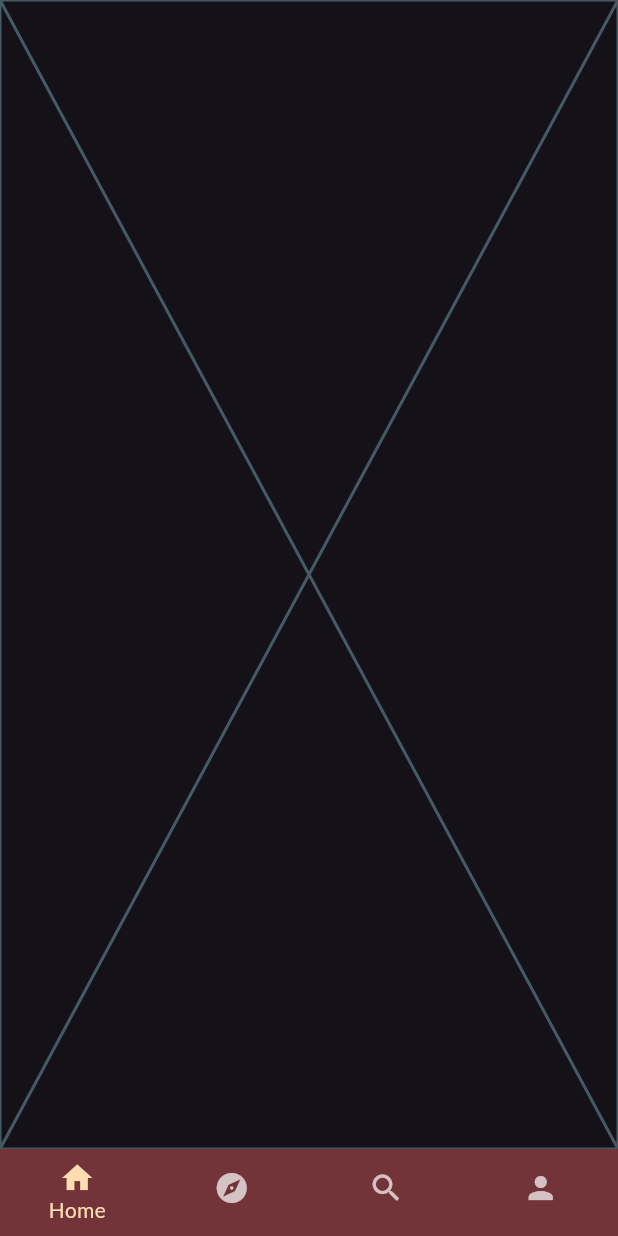
After one commit to MHibriziF/Movie-App, a Flutter app: the MainPage screen opened directly, on a phone screen of 412 x 824 dp. The commit adds this screen. Run offline on Flutter 3.47's test engine with Material 3 defaults, Android fonts, the phone set to English and light mode, and no system bars; our stand-ins replace carousel_slider, envied, google_fonts, hive, hive_flutter; accounts and stored records are empty; generated files the repository leaves out were written again; network calls fail.

Commit message:
Add bottom navigation bar, add some new screens, and refactor screens

```diff
--- a/lib/main.dart
+++ b/lib/main.dart
@@ -1,7 +1,7 @@
 import 'package:flutter/material.dart';
 import 'package:google_fonts/google_fonts.dart';
-import 'package:movie_app/screens/homepage_screen.dart';
-import 'screens/starting_page.dart';
+import 'package:movie_app/screens/mainscreens/main_screen.dart';
+import 'screens/startscreens/starting_page.dart';
 import 'package:hive_flutter/hive_flutter.dart';
 
 final kColorScheme = ColorScheme.fromSeed(
@@ -43,7 +43,7 @@ class MyApp extends StatelessWidget {
       title: 'Movie App',
       theme: kTheme,
       home: isLoggedIn
-          ? const HomePage(title: "Tes")
+          ? const MainPage(title: "Tes")
           : const StartingPage(title: "StartingPage"),
     );
   }
--- /dev/null
+++ b/lib/screens/mainscreens/home_screen.dart
@@ -0,0 +1,15 @@
+import 'package:flutter/material.dart';
+
+class HomeScreen extends StatefulWidget {
+  const HomeScreen({super.key});
+
+  @override
+  State<HomeScreen> createState() => _HomeScreenState();
+}
+
+class _HomeScreenState extends State<HomeScreen> {
+  @override
+  Widget build(BuildContext context) {
+    return const Placeholder();
+  }
+}
--- /dev/null
+++ b/lib/screens/mainscreens/main_screen.dart
@@ -0,0 +1,51 @@
+import 'package:flutter/material.dart';
+import 'package:movie_app/screens/mainscreens/discover_screen.dart';
+import 'package:movie_app/screens/mainscreens/home_screen.dart';
+import 'package:movie_app/screens/mainscreens/profile_screen.dart';
+import 'package:movie_app/screens/mainscreens/search.dart';
+
+class MainPage extends StatefulWidget {
+  const MainPage({super.key, required this.title});
+
+  final String title;
+
+  @override
+  State<MainPage> createState() => _MainPageState();
+}
+
+class _MainPageState extends State<MainPage> {
+  int _navigationIndex = 0;
+  final List<Widget> _screens = [
+    HomeScreen(),
+    DiscoverScreen(),
+    SearchScreen(),
+    ProfileScreen(),
+  ];
+  @override
+  Widget build(BuildContext context) {
+    return Scaffold(
+      body: IndexedStack(
+        index: _navigationIndex,
+        children: _screens,
+      ),
+      bottomNavigationBar: BottomNavigationBar(
+        onTap: (index) {
+          setState(() {
+            _navigationIndex = index;
+          });
+        },
+        backgroundColor: Theme.of(context).colorScheme.primaryContainer,
+        selectedItemColor: Theme.of(context).colorScheme.onTertiaryContainer,
+        showUnselectedLabels: false,
+        currentIndex: _navigationIndex,
+        type: BottomNavigationBarType.fixed,
+        items: const <BottomNavigationBarItem>[
+          BottomNavigationBarItem(icon: Icon(Icons.home), label: 'Home'),
+          BottomNavigationBarItem(icon: Icon(Icons.explore), label: 'Discover'),
+          BottomNavigationBarItem(icon: Icon(Icons.search), label: 'Search'),
+          BottomNavigationBarItem(icon: Icon(Icons.person), label: 'Profile'),
+        ],
+      ),
+    );
+  }
+}
--- a/lib/screens/login_screen.dart
+++ b/lib/screens/startscreens/login_screen.dart
@@ -1,5 +1,5 @@
 import 'package:flutter/material.dart';
-import 'package:movie_app/screens/homepage_screen.dart';
+import 'package:movie_app/screens/mainscreens/main_screen.dart';
 import 'package:movie_app/services/authentication_services.dart';
 import 'package:movie_app/widgets/popup.dart';
 
@@ -47,7 +47,7 @@ class _LoginScreenState extends State<LoginScreen> {
       if (context.mounted) {
         Navigator.of(context).pushAndRemoveUntil(
           MaterialPageRoute(
-            builder: (context) => HomePage(title: "Homepage"),
+            builder: (context) => MainPage(title: "Homepage"),
           ),
           (route) => false,
         );
--- a/lib/screens/starting_page.dart
+++ b/lib/screens/startscreens/starting_page.dart
@@ -1,5 +1,5 @@
 import 'package:flutter/material.dart';
-import 'package:movie_app/screens/login_screen.dart';
+import 'package:movie_app/screens/startscreens/login_screen.dart';
 import 'package:movie_app/services/authentication_services.dart';
 import 'package:movie_app/widgets/buttons.dart';
 import 'package:movie_app/widgets/fullscreen_carousel.dart';
```
Also changed, not shown: lib/screens/homepage_screen.dart (deleted, +0 -32 lines), lib/screens/mainscreens/discover_screen.dart (added, +15 -0 lines), lib/screens/mainscreens/profile_screen.dart (added, +15 -0 lines), lib/screens/mainscreens/search.dart (added, +15 -0 lines), lib/services/api_services.dart (+48 -15 lines).
